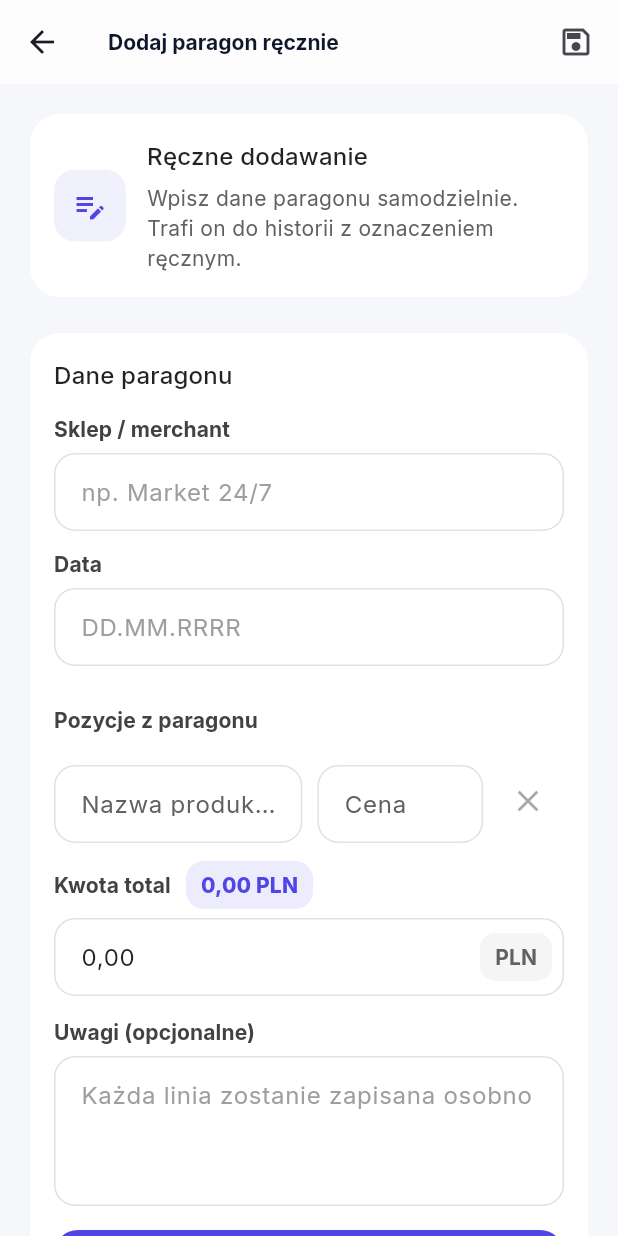
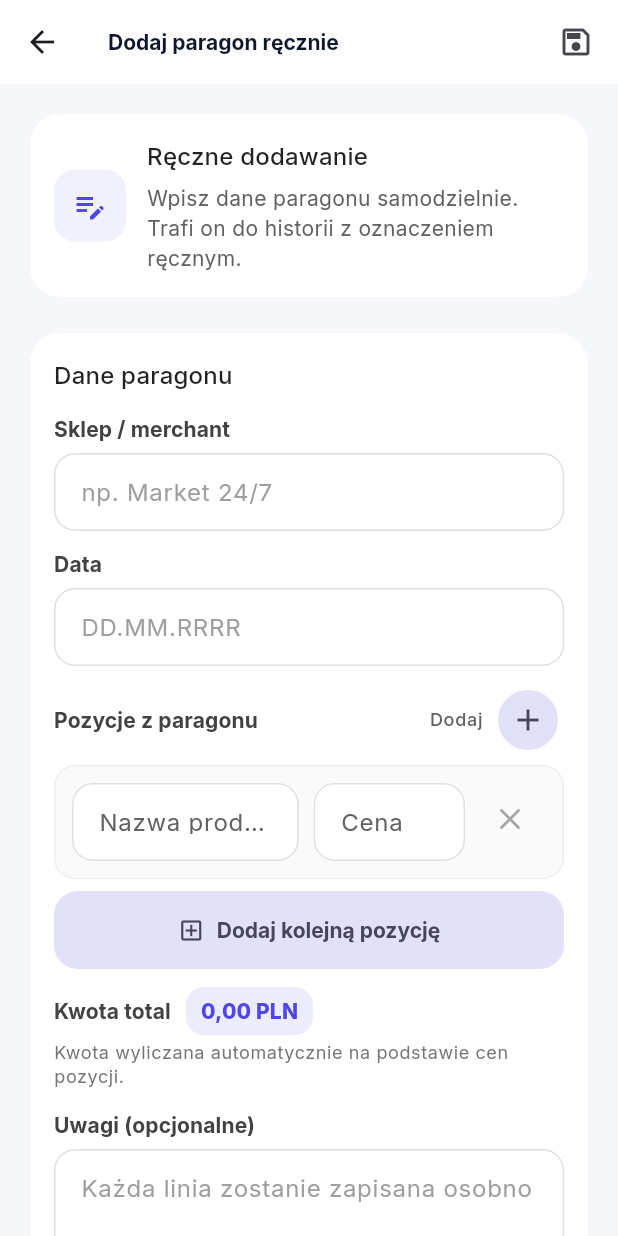
Before and after one commit to grrd2000/ReceiptParser, a Flutter app: the ManualEntryScreen screen opened directly, on a phone screen of 412 x 824 dp. Run offline on Flutter 3.47's test engine with Material 3 defaults, Android fonts, the light colour scheme and no system bars; our stand-ins replace camera, google_fonts, sqflite; missing offline and left inert: google_mlkit_text_recognition; accounts and stored records are empty.

Commit message:
Improve manual manual receipt entry UI

```diff
--- a/mobile/lib/features/manual/manual_entry_screen.dart
+++ b/mobile/lib/features/manual/manual_entry_screen.dart
@@ -14,7 +14,6 @@ class _ManualEntryScreenState extends State<ManualEntryScreen>
     with SingleTickerProviderStateMixin {
   final _merchantCtrl = TextEditingController();
   final _dateCtrl = TextEditingController();
-  final _totalCtrl = TextEditingController();
   final _notesCtrl = TextEditingController();
   final List<_ItemControllers> _itemCtrls = [_ItemControllers()];
   final ValueNotifier<double> _totalValueNotifier = ValueNotifier(0);
@@ -31,6 +30,7 @@ class _ManualEntryScreenState extends State<ManualEntryScreen>
       vsync: this,
       duration: const Duration(milliseconds: 240),
     );
+    _addButtonController.value = 1;
     _addButtonScale = CurvedAnimation(
       parent: _addButtonController,
       curve: Curves.easeOutBack,
@@ -44,7 +44,6 @@ class _ManualEntryScreenState extends State<ManualEntryScreen>
   void dispose() {
     _merchantCtrl.dispose();
     _dateCtrl.dispose();
-    _totalCtrl.dispose();
     _notesCtrl.dispose();
     _addButtonController.dispose();
     _totalValueNotifier.dispose();
@@ -59,7 +58,8 @@ class _ManualEntryScreenState extends State<ManualEntryScreen>
     final date = _dateCtrl.text.trim();
     final notes = _notesCtrl.text.trim();
     final items = _buildItems();
-    final total = _updateTotalFromItems();
+    final totalValue = _updateTotalFromItems();
+    final total = totalValue > 0 ? _formatCurrency(totalValue) : null;
 
     if (merchant.isEmpty && date.isEmpty && notes.isEmpty && items.isEmpty) {
       ScaffoldMessenger.of(context).showSnackBar(
@@ -88,7 +88,7 @@ class _ManualEntryScreenState extends State<ManualEntryScreen>
       final entry = ReceiptEntry(
         merchant: merchant.isEmpty ? null : merchant,
         date: date.isEmpty ? null : date,
-        total: total.isEmpty ? null : total,
+        total: total,
         imagePath: null,
         items: items,
         ocrLines: ocrLines,
@@ -113,7 +113,6 @@ class _ManualEntryScreenState extends State<ManualEntryScreen>
           ..clear()
           ..add(_ItemControllers());
       });
-      _totalCtrl.clear();
       _totalValueNotifier.value = 0;
       _updateTotalFromItems();
     } catch (e) {
@@ -140,7 +139,7 @@ class _ManualEntryScreenState extends State<ManualEntryScreen>
         .toList();
   }
 
-  String _updateTotalFromItems() {
+  double _updateTotalFromItems() {
     double runningTotal = 0;
     for (final ctrl in _itemCtrls) {
       final parsed = _parsePrice(ctrl.priceCtrl.text);
@@ -150,14 +149,7 @@ class _ManualEntryScreenState extends State<ManualEntryScreen>
     }
 
     _totalValueNotifier.value = runningTotal;
-    final formatted = _formatCurrency(runningTotal);
-    if (_totalCtrl.text != formatted) {
-      _totalCtrl.value = _totalCtrl.value.copyWith(
-        text: formatted,
-        selection: TextSelection.collapsed(offset: formatted.length),
-      );
-    }
-    return formatted;
+    return runningTotal;
   }
 
   double? _parsePrice(String raw) {
@@ -187,7 +179,7 @@ class _ManualEntryScreenState extends State<ManualEntryScreen>
   }
 
   void _handleAddItem() {
-    _addButtonController.forward(from: 0).then((_) => _addButtonController.reverse());
+    _addButtonController.forward(from: 0.7);
     _addItemRow();
   }
 
@@ -297,6 +289,16 @@ class _ManualEntryScreenState extends State<ManualEntryScreen>
                                   fontWeight: FontWeight.w700,
                                 ),
                           ),
+                          Row(
+                            children: [
+                              Text(
+                                'Dodaj',
+                                style: Theme.of(context)
+                                    .textTheme
+                                    .labelMedium
+                                    ?.copyWith(color: Colors.grey.shade700),
+                              ),
+                              const SizedBox(width: 6),
                               ScaleTransition(
                                 scale: _addButtonScale,
                                 child: IconButton.filledTonal(
@@ -304,6 +306,8 @@ class _ManualEntryScreenState extends State<ManualEntryScreen>
                                   icon: const Icon(Icons.add),
                                   tooltip: 'Dodaj pozycję',
                                 ),
+                              ),
+                            ],
                           ),
                         ],
                       ),
@@ -320,6 +324,12 @@ class _ManualEntryScreenState extends State<ManualEntryScreen>
                           ),
                         );
                       }),
+                      const SizedBox(height: 8),
+                      FilledButton.tonalIcon(
+                        onPressed: _saving ? null : _handleAddItem,
+                        icon: const Icon(Icons.add_box_outlined),
+                        label: const Text('Dodaj kolejną pozycję'),
+                      ),
                       const SizedBox(height: 12),
                       ValueListenableBuilder<double>(
                         valueListenable: _totalValueNotifier,
@@ -380,40 +390,13 @@ class _ManualEntryScreenState extends State<ManualEntryScreen>
                                   ),
                                 ],
                               ),
-                              const SizedBox(height: 6),
-                              TextField(
-                                controller: _totalCtrl,
-                                readOnly: true,
-                                decoration: InputDecoration(
-                                  hintText: 'np. 123,45',
-                                  suffixIcon: Padding(
-                                    padding: const EdgeInsets.only(right: 8),
-                                    child: Container(
-                                      padding: const EdgeInsets.symmetric(
-                                        horizontal: 10,
-                                        vertical: 6,
-                                      ),
-                                      decoration: BoxDecoration(
-                                        color: Colors.grey.shade100,
-                                        borderRadius: BorderRadius.circular(10),
-                                      ),
-                                      child: Text(
-                                        'PLN',
+                              const SizedBox(height: 4),
+                              Text(
+                                'Kwota wyliczana automatycznie na podstawie cen pozycji.',
                                 style: Theme.of(context)
                                     .textTheme
-                                            .labelLarge
-                                            ?.copyWith(
-                                              color: Colors.grey.shade700,
-                                              fontWeight: FontWeight.w700,
-                                            ),
-                                      ),
-                                    ),
-                                  ),
-                                  suffixIconConstraints: const BoxConstraints(
-                                    minHeight: 0,
-                                    minWidth: 0,
-                                  ),
-                                ),
+                                    .bodySmall
+                                    ?.copyWith(color: Colors.grey.shade600),
                               ),
                             ],
                           );
@@ -484,7 +467,15 @@ class _ItemRow extends StatelessWidget {
 
   @override
   Widget build(BuildContext context) {
-    return Row(
+    return DecoratedBox(
+      decoration: BoxDecoration(
+        border: Border.all(color: Colors.grey.shade200),
+        color: Colors.grey.shade50,
+        borderRadius: BorderRadius.circular(14),
+      ),
+      child: Padding(
+        padding: const EdgeInsets.all(12),
+        child: Row(
           crossAxisAlignment: CrossAxisAlignment.start,
           children: [
             Expanded(
@@ -519,6 +510,8 @@ class _ItemRow extends StatelessWidget {
               tooltip: 'Usuń pozycję',
             ),
           ],
+        ),
+      ),
     );
   }
 }
```
Lines whose indentation alone changed are shown as unchanged.
